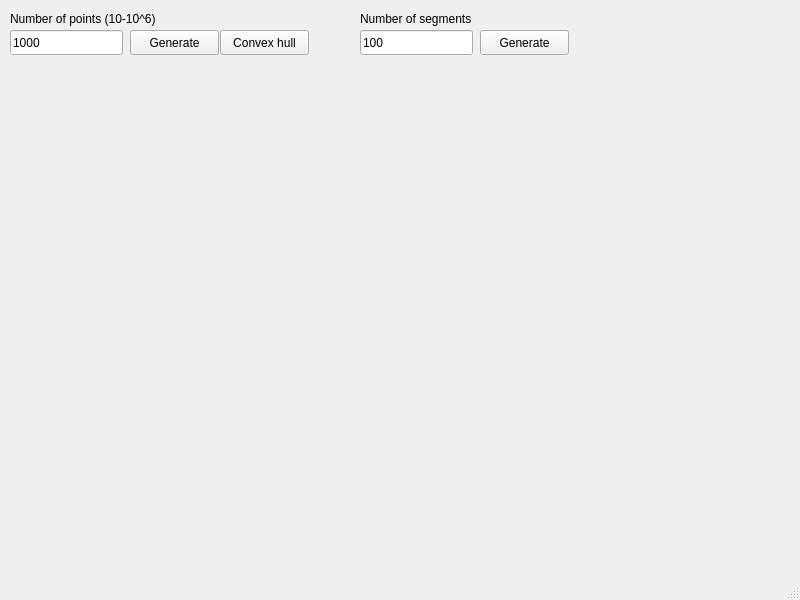
Old version of the form mainwindow.ui in the repository ypldan/computer_graphics.
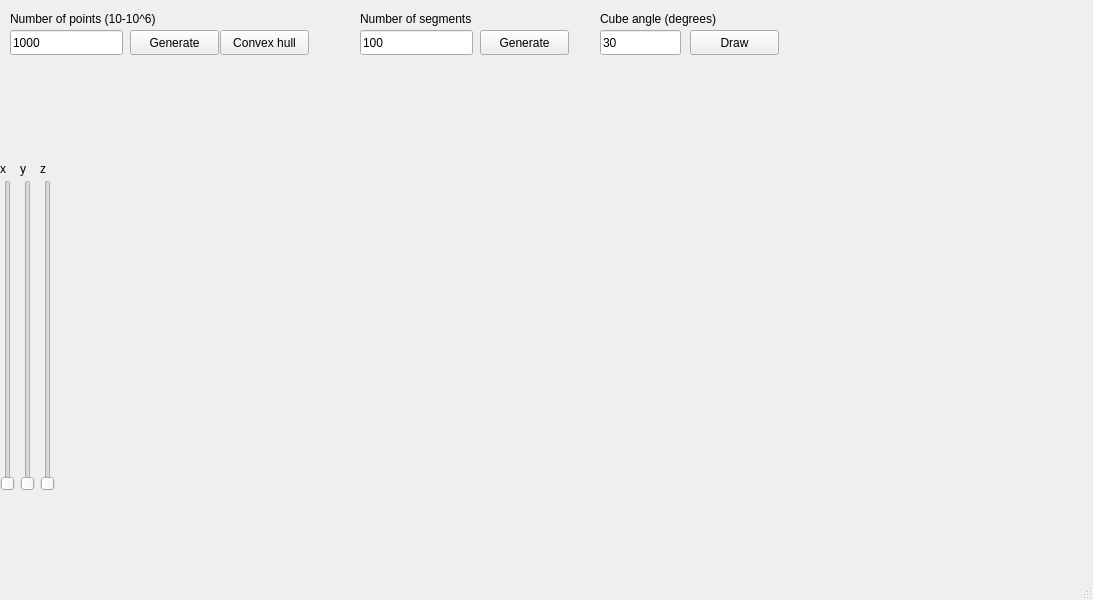
New version of the form.

```diff
--- a/mainwindow.ui
+++ b/mainwindow.ui
@@ -9,7 +9,7 @@
    <rect>
     <x>0</x>
     <y>0</y>
-    <width>800</width>
+    <width>1093</width>
     <height>600</height>
    </rect>
   </property>
@@ -126,6 +126,135 @@
      <string>Generate</string>
     </property>
    </widget>
+   <widget class="QLabel" name="label_3">
+    <property name="geometry">
+     <rect>
+      <x>600</x>
+      <y>10</y>
+      <width>151</width>
+      <height>17</height>
+     </rect>
+    </property>
+    <property name="text">
+     <string>Cube angle (degrees)</string>
+    </property>
+   </widget>
+   <widget class="QLineEdit" name="lineEdit3">
+    <property name="geometry">
+     <rect>
+      <x>600</x>
+      <y>30</y>
+      <width>81</width>
+      <height>25</height>
+     </rect>
+    </property>
+    <property name="text">
+     <string>30</string>
+    </property>
+   </widget>
+   <widget class="QPushButton" name="pushButton_4">
+    <property name="geometry">
+     <rect>
+      <x>690</x>
+      <y>30</y>
+      <width>89</width>
+      <height>25</height>
+     </rect>
+    </property>
+    <property name="text">
+     <string>Draw</string>
+    </property>
+   </widget>
+   <widget class="QLabel" name="label_4">
+    <property name="geometry">
+     <rect>
+      <x>0</x>
+      <y>160</y>
+      <width>16</width>
+      <height>17</height>
+     </rect>
+    </property>
+    <property name="text">
+     <string>x</string>
+    </property>
+   </widget>
+   <widget class="QLabel" name="label_5">
+    <property name="geometry">
+     <rect>
+      <x>20</x>
+      <y>160</y>
+      <width>31</width>
+      <height>17</height>
+     </rect>
+    </property>
+    <property name="text">
+     <string>y</string>
+    </property>
+   </widget>
+   <widget class="QLabel" name="label_6">
+    <property name="geometry">
+     <rect>
+      <x>40</x>
+      <y>160</y>
+      <width>31</width>
+      <height>17</height>
+     </rect>
+    </property>
+    <property name="text">
+     <string>z</string>
+    </property>
+   </widget>
+   <widget class="QSlider" name="xSlider">
+    <property name="geometry">
+     <rect>
+      <x>0</x>
+      <y>180</y>
+      <width>16</width>
+      <height>311</height>
+     </rect>
+    </property>
+    <property name="maximum">
+     <number>360</number>
+    </property>
+    <property name="orientation">
+     <enum>Qt::Vertical</enum>
+    </property>
+   </widget>
+   <widget class="QSlider" name="ySlider">
+    <property name="geometry">
+     <rect>
+      <x>20</x>
+      <y>180</y>
+      <width>16</width>
+      <height>311</height>
+     </rect>
+    </property>
+    <property name="maximum">
+     <number>360</number>
+    </property>
+    <property name="orientation">
+     <enum>Qt::Vertical</enum>
+    </property>
+   </widget>
+   <widget class="QSlider" name="zSlider">
+    <property name="geometry">
+     <rect>
+      <x>40</x>
+      <y>180</y>
+      <width>16</width>
+      <height>311</height>
+     </rect>
+    </property>
+    <property name="maximum">
+     <number>360</number>
+    </property>
+    <property name="singleStep">
+     <number>0</number>
+    </property>
+    <property name="orientation">
+     <enum>Qt::Vertical</enum>
+    </property>
+   </widget>
   </widget>
   <widget class="QMenuBar" name="menubar">
    <property name="geometry">
```
Left out of the diff: 2 changed lines with no effect on the pictures.
